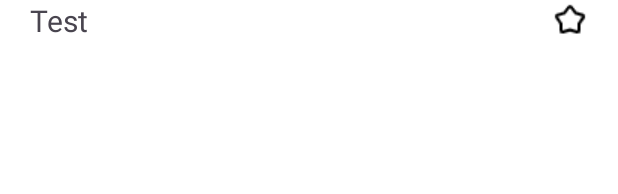
After one commit to FabienSerres/SAE-S4-FestiplAndroid, an Android app: the layout list_item_layout.xml on its own in the app's theme, with its tools: preview values and no code run, on a phone screen of 412 x 824 dp. The commit adds this screen. Shown: the top 194 px of the screen. Run offline under Robolectric (Android 15) with nearby library versions, the phone set to English and light mode, and no system bars; network calls fail.

Commit message:
Get all festivals and upgrades
Make custom list, refactor code, add javadoc

Co-Authored-By: lohan vignals <115565909+lohanvig@users.noreply.github.com>

```diff
--- /dev/null
+++ b/appliMobile/app/src/main/res/layout/list_item_layout.xml
@@ -0,0 +1,27 @@
+<LinearLayout xmlns:android="http://schemas.android.com/apk/res/android"
+    android:layout_width="match_parent"
+    android:layout_height="wrap_content"
+    android:orientation="horizontal"
+    android:gravity="center_vertical">
+
+    <TextView
+        android:id="@+id/text_view"
+        android:layout_width="wrap_content"
+        android:layout_height="wrap_content"
+        android:text="Test"
+        android:paddingLeft="@dimen/padding_20"
+        android:textSize="@dimen/txt_size_25"/>
+
+    <Space
+        android:layout_width="0dp"
+        android:layout_height="wrap_content"
+        android:layout_weight="1" />
+
+    <ImageButton
+        android:layout_width="wrap_content"
+        android:layout_height="wrap_content"
+        android:src="@drawable/star_empty"
+        android:id="@+id/btn_view"
+        android:background="@android:color/transparent"
+        android:paddingRight="@dimen/padding_20" />
+</LinearLayout>
--- a/appliMobile/app/src/main/res/values/dimensions.xml
+++ b/appliMobile/app/src/main/res/values/dimensions.xml
@@ -7,4 +7,6 @@
     <dimen name="little_margin">250px</dimen>
     <dimen name="height_action_bar">100dp</dimen>
     <dimen name="height_title">30dp</dimen>
+    <dimen name="padding_20">20dp</dimen>
+    <dimen name="txt_size_25">20sp</dimen>
 </resources>
```
Also changed, not shown: appliMobile/app/src/main/java/fr/iut/festiplandroid/ListFestivalActivity.java (+105 -12 lines), appliMobile/app/src/main/java/fr/iut/festiplandroid/MainActivity.java (+33 -34 lines), appliMobile/app/src/main/java/fr/iut/festiplandroid/utils/CustomAdapter.java (added, +64 -0 lines), appliMobile/app/src/main/java/fr/iut/festiplandroid/utils/Utils.java (+60 -2 lines), appliMobile/app/src/main/res/values/strings.xml (+3 -21 lines), appliMobile/app/src/main/res/drawable/star_empty.png (added), appliMobile/app/src/main/res/drawable/star_full.png (added), 157 other files.
